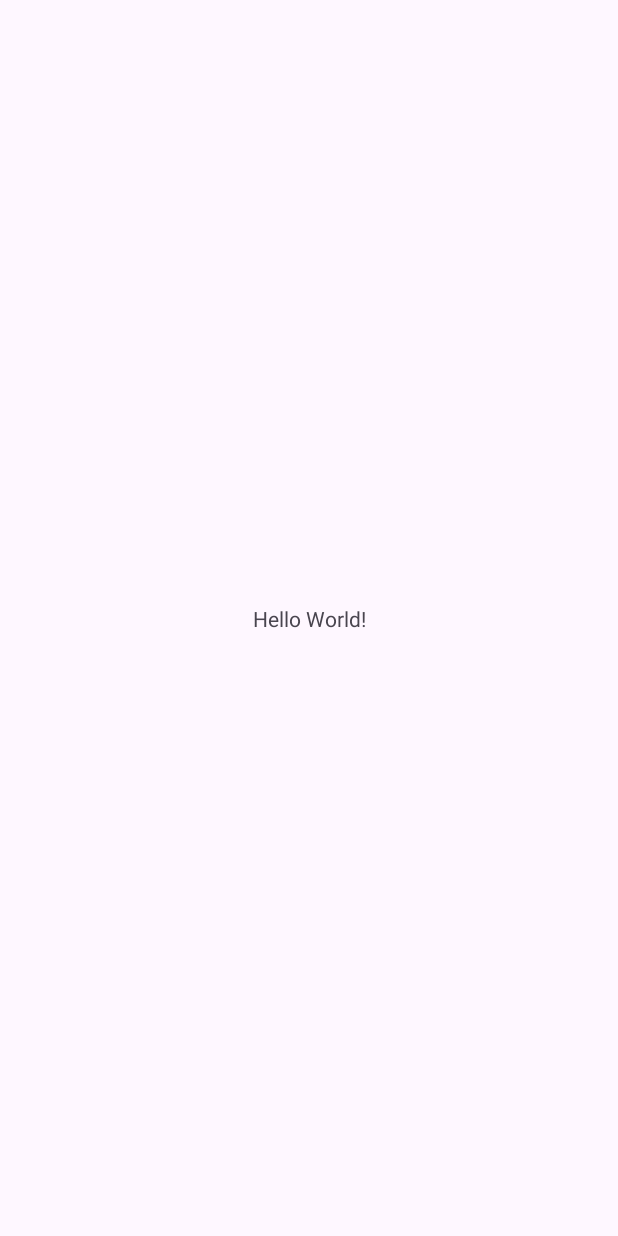
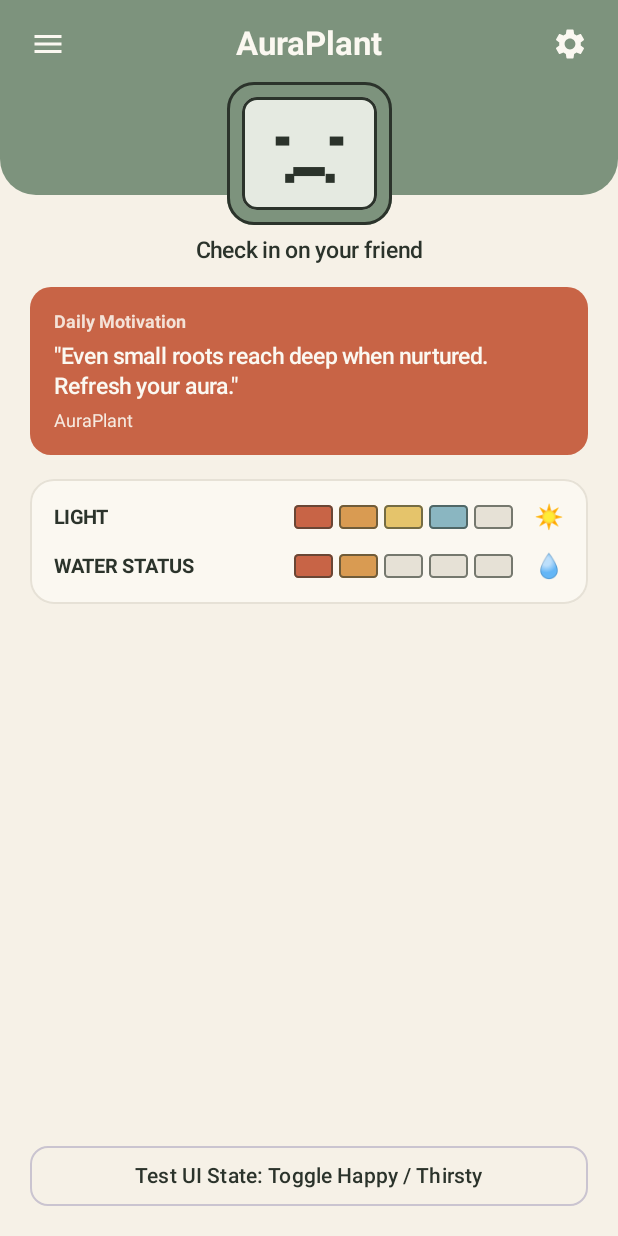
Before and after one commit to noorulhakeema/AuraPlant, an Android app built with Jetpack Compose: the screen it shows after launch (MainActivity), on a phone screen of 412 x 824 dp. Before the commit the screen is almost empty. Run offline under Robolectric (Android 15) with nearby library versions, the phone set to English and light mode, and no system bars.

Commit message:
test first 3 features
tiny screen, daily motivation and light water status

```diff
--- a/andriod app/app/src/main/java/com/example/auraplantapp/AuraComponents.kt
+++ b/andriod app/app/src/main/java/com/example/auraplantapp/AuraComponents.kt
@@ -14,11 +14,18 @@ import androidx.compose.ui.geometry.Size
 import androidx.compose.ui.text.font.FontWeight
 import androidx.compose.ui.unit.dp
 import androidx.compose.ui.unit.sp
-import com.example.auraplant.ui.theme.*
+import com.example.auraplantapp.ui.theme.*
+import androidx.compose.foundation.background
+import androidx.compose.foundation.border
+import androidx.compose.foundation.clickable
+import androidx.compose.foundation.shape.CircleShape
+import androidx.compose.ui.draw.clip
 
 enum class PlantMood { HAPPY, SAD, THIRSTY }
 
 //custom UI components
+
+//tiny screen expression
 @Composable
 fun TinyScreenFace(mood: PlantMood) {
     Column(horizontalAlignment = Alignment.CenterHorizontally) {
@@ -74,3 +81,93 @@ fun TinyScreenFace(mood: PlantMood) {
 }
 
 //motivational quote banner
+@Composable
+fun DailyQuoteCard(quote: String) {
+    Surface(
+        modifier = Modifier.fillMaxWidth(),
+        shape = RoundedCornerShape(14.dp),
+        color = TerracottaBox
+    ) {
+        Column(modifier = Modifier.padding(16.dp)) {
+            Text(
+                text = "Daily Motivation",
+                fontSize = 12.sp,
+                fontWeight = FontWeight.Bold,
+                color = CardSurface.copy(alpha = 0.85f)
+            )
+            Spacer(modifier = Modifier.height(6.dp))
+            Text(
+                text = "\"$quote\"",
+                fontSize = 15.sp,
+                lineHeight = 20.sp,
+                color = CardSurface,
+                fontWeight = FontWeight.Medium
+            )
+            Spacer(modifier = Modifier.height(6.dp))
+            Text(
+                text = "AuraPlant",
+                fontSize = 12.sp,
+                color = CardSurface.copy(alpha = 0.9f)
+            )
+        }
+    }
+}
+
+//water and light  status bar
+
+
+@Composable
+fun StatusMetersCard(lightLevel: Int, waterLevel: Int) {
+    // lightLevel & waterLevel are rated from 1 to 5
+    Surface(
+        modifier = Modifier.fillMaxWidth(),
+        shape = RoundedCornerShape(16.dp),
+        color = CardSurface,
+        border = BorderStroke(1.dp, BarEmpty)
+    ) {
+        Column(
+            modifier = Modifier.padding(16.dp),
+            verticalArrangement = Arrangement.spacedBy(14.dp)
+        ) {
+            SegmentedStatusRow(label = "LIGHT", level = lightLevel, icon = "☀️")
+            SegmentedStatusRow(label = "WATER STATUS", level = waterLevel, icon = "💧")
+        }
+    }
+}
+
+@Composable
+fun SegmentedStatusRow(label: String, level: Int, icon: String) {
+    val segmentColors = listOf(BarRed, BarOrange, BarYellow, BarBlue, BarBlue)
+
+    Row(
+        modifier = Modifier.fillMaxWidth(),
+        verticalAlignment = Alignment.CenterVertically,
+        horizontalArrangement = Arrangement.SpaceBetween
+    ) {
+        Text(
+            text = label,
+            fontSize = 13.sp,
+            fontWeight = FontWeight.Bold,
+            color = TextDark,
+            modifier = Modifier.weight(1f)
+        )
+
+        // 5 Segmented Blocks
+        Row(
+            horizontalArrangement = Arrangement.spacedBy(4.dp),
+            verticalAlignment = Alignment.CenterVertically
+        ) {
+            for (i in 0 until 5) {
+                val fillColor = if (i < level) segmentColors[i] else BarEmpty
+                Box(
+                    modifier = Modifier
+                        .size(width = 26.dp, height = 16.dp)
+                        .background(fillColor, RoundedCornerShape(3.dp))
+                        .border(1.dp, TextDark.copy(alpha = 0.6f), RoundedCornerShape(3.dp))
+                )
+            }
+            Spacer(modifier = Modifier.width(6.dp))
+            Text(text = icon, fontSize = 16.sp)
+        }
+    }
+}
--- a/andriod app/app/src/main/java/com/example/auraplantapp/MainActivity.kt
+++ b/andriod app/app/src/main/java/com/example/auraplantapp/MainActivity.kt
@@ -1,20 +1,117 @@
 package com.example.auraplantapp
+import com.example.auraplantapp.ui.theme.*
+import android.os.Bundle
+import androidx.activity.ComponentActivity
+import androidx.activity.compose.setContent
+import androidx.compose.foundation.background
+import androidx.compose.foundation.layout.*
+import androidx.compose.foundation.shape.RoundedCornerShape
+import androidx.compose.material.icons.Icons
+import androidx.compose.material.icons.filled.Menu
+import androidx.compose.material.icons.filled.Settings
+import androidx.compose.material3.*
+import androidx.compose.runtime.*
+import androidx.compose.ui.Alignment
+import androidx.compose.ui.Modifier
+import androidx.compose.ui.text.font.FontWeight
+import androidx.compose.ui.unit.dp
+import androidx.compose.ui.unit.sp
 
-import android.os.Bundle
-import androidx.activity.enableEdgeToEdge
-import androidx.appcompat.app.AppCompatActivity
-import androidx.core.view.ViewCompat
-import androidx.core.view.WindowInsetsCompat
 
-class MainActivity : AppCompatActivity() {
+class MainActivity : ComponentActivity() {
     override fun onCreate(savedInstanceState: Bundle?) {
         super.onCreate(savedInstanceState)
-        enableEdgeToEdge()
-        setContentView(R.layout.activity_main)
-        ViewCompat.setOnApplyWindowInsetsListener(findViewById(R.id.main)) { v, insets ->
-            val systemBars = insets.getInsets(WindowInsetsCompat.Type.systemBars())
-            v.setPadding(systemBars.left, systemBars.top, systemBars.right, systemBars.bottom)
-            insets
+        setContent {
+            Surface(modifier = Modifier.fillMaxSize(), color = WarmCreamBg) {
+                AuraPlantMainScreen()
+            }
         }
     }
 }
+
+@Composable
+fun AuraPlantMainScreen() {
+    // Dummy UI state (Replace with live sensor data once backend is connected)
+    var currentMood by remember { mutableStateOf(PlantMood.SAD) }
+    var waterLevel by remember { mutableIntStateOf(2) } // Out of 5
+    var lightLevel by remember { mutableIntStateOf(4) } // Out of 5
+
+    Column(modifier = Modifier.fillMaxSize()) {
+        // 1. Sage Green Top Header overlapping behind the TinyScreen
+        Box(
+            modifier = Modifier
+                .fillMaxWidth()
+                .height(175.dp),
+            contentAlignment = Alignment.TopCenter
+        ) {
+            Box(
+                modifier = Modifier
+                    .fillMaxWidth()
+                    .height(130.dp)
+                    .background(
+                        color = SageHeader,
+                        shape = RoundedCornerShape(bottomStart = 24.dp, bottomEnd = 24.dp)
+                    )
+                    .padding(horizontal = 20.dp, vertical = 16.dp)
+            ) {
+                Row(
+                    modifier = Modifier.fillMaxWidth(),
+                    horizontalArrangement = Arrangement.SpaceBetween,
+                    verticalAlignment = Alignment.CenterVertically
+                ) {
+                    Icon(Icons.Default.Menu, contentDescription = "Menu", tint = CardSurface)
+                    Text(
+                        text = "AuraPlant",
+                        fontSize = 22.sp,
+                        fontWeight = FontWeight.Bold,
+                        color = CardSurface
+                    )
+                    Icon(Icons.Default.Settings, contentDescription = "Settings", tint = CardSurface)
+                }
+            }
+
+            // TinyScreen Face overlapping the bottom edge of the header
+            Box(modifier = Modifier.align(Alignment.BottomCenter)) {
+                TinyScreenFace(mood = currentMood)
+            }
+        }
+
+        // 2. Main Body Content
+        Column(
+            modifier = Modifier
+                .fillMaxSize()
+                .padding(horizontal = 20.dp, vertical = 16.dp),
+            verticalArrangement = Arrangement.spacedBy(16.dp)
+        ) {
+            // Motivational Quote for the Day
+            DailyQuoteCard(
+                quote = "Even small roots reach deep when nurtured. Refresh your aura."
+            )
+
+            // Water & Light Status Bars
+            StatusMetersCard(
+                lightLevel = lightLevel,
+                waterLevel = waterLevel
+            )
+
+            Spacer(modifier = Modifier.weight(1f))
+
+            // Temporary UI Test Button (Remove once backend is connected)
+            OutlinedButton(
+                onClick = {
+                    if (currentMood == PlantMood.SAD) {
+                        currentMood = PlantMood.HAPPY
+                        waterLevel = 5
+                    } else {
+                        currentMood = PlantMood.SAD
+                        waterLevel = 2
+                    }
+                },
+                modifier = Modifier.fillMaxWidth(),
+                shape = RoundedCornerShape(12.dp)
+            ) {
+                Text("Test UI State: Toggle Happy / Thirsty", color = TextDark)
+            }
+        }
+    }
+}
--- a/andriod app/app/src/main/java/com/example/auraplantapp/ui.theme.Color.kt
+++ b/andriod app/app/src/main/java/com/example/auraplantapp/ui.theme.Color.kt
@@ -1,5 +1,5 @@
 
-package com.example.auraplant.ui.theme
+package com.example.auraplantapp.ui.theme
 
 import androidx.compose.ui.graphics.Color
 
```
